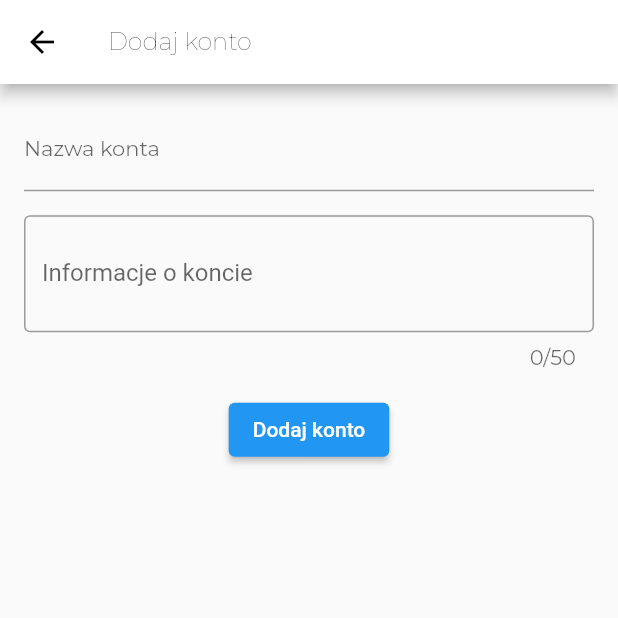
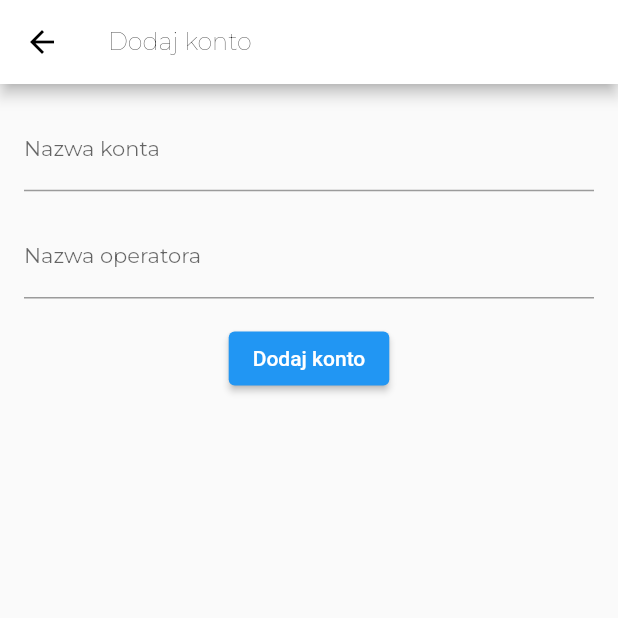
Before and after one commit to krzychudz/wallet-tracker, a Flutter app: the AddAccountScreen screen opened by its route, on a phone screen of 412 x 824 dp, the top half of it. Run offline on Flutter 3.47's test engine with Material 2 defaults, Android fonts, the light colour scheme and no system bars; our stand-ins replace bloc, equatable, flutter_bloc, formz, google_fonts.

Commit message:
Add necessary form fields to add account form

```diff
--- a/lib/account/bloc/add_account/add_account_bloc.dart
+++ b/lib/account/bloc/add_account/add_account_bloc.dart
@@ -9,6 +9,7 @@ class AddAccountBloc extends Bloc<AddAccountEvent, AddAccountState> {
   AddAccountBloc() : super(const AddAccountState()) {
     on<AccountNameChanged>(_onAccountNameChanged);
     on<AddAccountSubmited>(_onSubmitted);
+    on<AccountSourceNameChanged>(_onAccountSourceNameChanged);
   }
 
   void _onAccountNameChanged(
@@ -19,6 +20,13 @@ class AddAccountBloc extends Bloc<AddAccountEvent, AddAccountState> {
         accountName: accountName,
         status: Formz.validate([accountName]),
       ),
+    );
+  }
+
+  void _onAccountSourceNameChanged(
+      AccountSourceNameChanged event, Emitter<AddAccountState> emit) {
+    emit(
+      state.copyWith(accountSource: event.accountSourceName),
     );
   }
 
--- a/lib/account/bloc/add_account/add_account_bloc_event.dart
+++ b/lib/account/bloc/add_account/add_account_bloc_event.dart
@@ -16,6 +16,15 @@ class AccountNameChanged extends AddAccountEvent {
   List<Object> get props => [accountName];
 }
 
+class AccountSourceNameChanged extends AddAccountEvent {
+  const AccountSourceNameChanged(this.accountSourceName);
+
+  final String accountSourceName;
+
+  @override
+  List<Object> get props => [accountSourceName];
+}
+
 class AddAccountSubmited extends AddAccountEvent {
   const AddAccountSubmited();
 }
--- a/lib/account/bloc/add_account/add_account_bloc_state.dart
+++ b/lib/account/bloc/add_account/add_account_bloc_state.dart
@@ -4,22 +4,24 @@ import 'package:formz/formz.dart';
 import '../../../screens/account/validators/account_name.dart';
 
 class AddAccountState extends Equatable {
-  const AddAccountState({
-    this.status = FormzStatus.pure,
-    this.accountName = const AccountName.pure(),
-  });
+  const AddAccountState(
+      {this.status = FormzStatus.pure,
+      this.accountName = const AccountName.pure(),
+      this.accountSource = ""});
 
   final FormzStatus status;
   final AccountName accountName;
+  final String accountSource;
 
   AddAccountState copyWith({
     FormzStatus? status,
     AccountName? accountName,
+    String? accountSource,
   }) {
     return AddAccountState(
-      status: status ?? this.status,
-      accountName: accountName ?? this.accountName,
-    );
+        status: status ?? this.status,
+        accountName: accountName ?? this.accountName,
+        accountSource: accountSource ?? this.accountSource);
   }
 
   @override
--- a/lib/screens/account/add_account.dart
+++ b/lib/screens/account/add_account.dart
@@ -56,14 +56,17 @@ class AddAccountForm extends StatelessWidget {
         });
   }
 
-  Widget _buildAccountInfoForm() {
+  Widget _buildAccountSourceForm(BuildContext context) {
     return TextField(
-      decoration: const InputDecoration(
-        border: OutlineInputBorder(),
-        labelText: 'Informacje o koncie',
+      key: const Key('addAccountForm_accountSourceInput_textField'),
+      onChanged: (accountSourceName) => context.read<AddAccountBloc>().add(
+            AccountSourceNameChanged(accountSourceName),
+          ),
+      style: Theme.of(context).textTheme.caption,
+      decoration: InputDecoration(
+        border: UnderlineInputBorder(),
+        labelText: 'Nazwa operatora',
       ),
-      maxLines: 2,
-      maxLength: 50,
     );
   }
 
@@ -85,7 +88,7 @@ class AddAccountForm extends StatelessWidget {
           SizedBox(
             height: 16,
           ),
-          _buildAccountInfoForm(),
+          _buildAccountSourceForm(context),
           SizedBox(
             height: 16,
           ),
```
